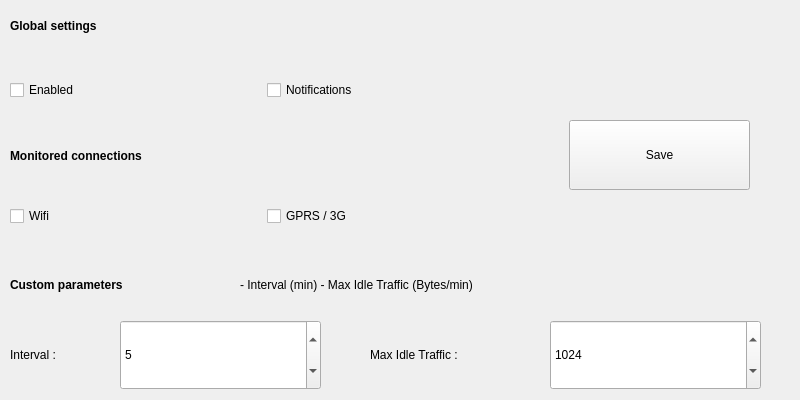
Above: src/uis/mainwindow.ui from abrisse/AutoDisconnect before the change. Below: the same form after it.
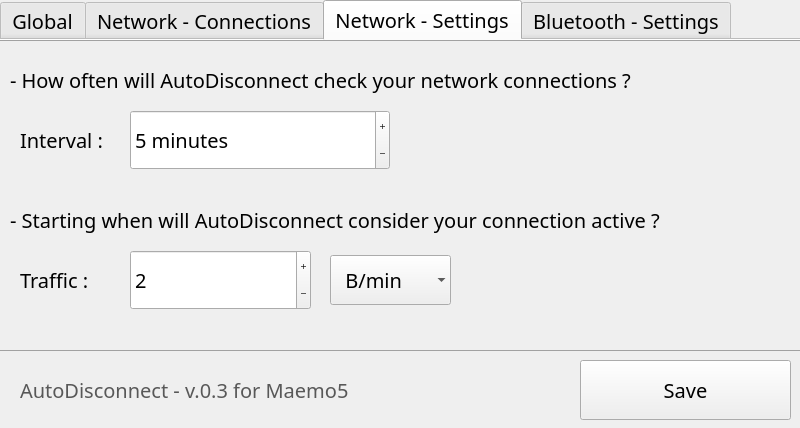
That is the form after the change. The open tabs and pages were chosen to show the change.

Patch:
```diff
--- a/src/uis/mainwindow.ui
+++ b/src/uis/mainwindow.ui
@@ -7,7 +7,7 @@
     <x>0</x>
     <y>0</y>
     <width>800</width>
-    <height>400</height>
+    <height>428</height>
    </rect>
   </property>
   <property name="windowTitle">
@@ -20,95 +20,327 @@
    <bool>true</bool>
   </property>
   <widget class="QWidget" name="centralwidget">
-   <widget class="QLabel" name="label_2">
-    <property name="geometry">
-     <rect>
-      <x>10</x>
-      <y>130</y>
-      <width>431</width>
-      <height>51</height>
-     </rect>
-    </property>
-    <property name="sizePolicy">
-     <sizepolicy hsizetype="Fixed" vsizetype="Fixed">
-      <horstretch>0</horstretch>
-      <verstretch>0</verstretch>
-     </sizepolicy>
-    </property>
-    <property name="font">
-     <font>
-      <weight>75</weight>
-      <bold>true</bold>
-     </font>
-    </property>
-    <property name="locale">
-     <locale language="English" country="UnitedStates"/>
-    </property>
-    <property name="text">
-     <string>Monitored connections</string>
-    </property>
-   </widget>
    <widget class="QPushButton" name="btnSave">
     <property name="geometry">
      <rect>
-      <x>569</x>
-      <y>120</y>
-      <width>181</width>
-      <height>70</height>
+      <x>580</x>
+      <y>360</y>
+      <width>211</width>
+      <height>60</height>
      </rect>
     </property>
+    <property name="font">
+     <font>
+      <family>Sans Serif</family>
+      <pointsize>15</pointsize>
+     </font>
+    </property>
+    <property name="autoFillBackground">
+     <bool>false</bool>
+    </property>
+    <property name="styleSheet">
+     <string notr="true"/>
+    </property>
     <property name="text">
      <string>Save</string>
     </property>
    </widget>
-   <widget class="QWidget" name="layoutWidget">
+   <widget class="QTabWidget" name="tabWidget">
     <property name="geometry">
      <rect>
+      <x>0</x>
+      <y>0</y>
+      <width>801</width>
+      <height>341</height>
+     </rect>
+    </property>
+    <property name="font">
+     <font>
+      <family>Sans Serif</family>
+      <pointsize>15</pointsize>
+     </font>
+    </property>
+    <property name="tabPosition">
+     <enum>QTabWidget::North</enum>
+    </property>
+    <property name="currentIndex">
+     <number>0</number>
+    </property>
+    <property name="elideMode">
+     <enum>Qt::ElideMiddle</enum>
+    </property>
+    <property name="usesScrollButtons">
+     <bool>true</bool>
+    </property>
+    <property name="documentMode">
+     <bool>true</bool>
+    </property>
+    <property name="tabsClosable">
+     <bool>false</bool>
+    </property>
+    <property name="movable">
+     <bool>false</bool>
+    </property>
+    <widget class="QWidget" name="tab">
+     <attribute name="title">
+      <string>Global</string>
+     </attribute>
+     <widget class="QCheckBox" name="chkNotifications">
+      <property name="geometry">
+       <rect>
       <x>10</x>
-      <y>180</y>
-      <width>508</width>
-      <height>72</height>
-     </rect>
-    </property>
-    <layout class="QHBoxLayout" name="horizontalLayout">
-     <property name="sizeConstraint">
-      <enum>QLayout::SetMinimumSize</enum>
-     </property>
-     <item>
+        <y>210</y>
+        <width>131</width>
+        <height>60</height>
+       </rect>
+      </property>
+      <property name="minimumSize">
+       <size>
+        <width>0</width>
+        <height>0</height>
+       </size>
+      </property>
+      <property name="font">
+       <font>
+        <pointsize>15</pointsize>
+        <weight>50</weight>
+        <bold>false</bold>
+       </font>
+      </property>
+      <property name="text">
+       <string>Yes</string>
+      </property>
+      <property name="checked">
+       <bool>false</bool>
+      </property>
+     </widget>
+     <widget class="QLabel" name="label_6">
+      <property name="geometry">
+       <rect>
+        <x>0</x>
+        <y>0</y>
+        <width>800</width>
+        <height>1</height>
+       </rect>
+      </property>
+      <property name="styleSheet">
+       <string notr="true">background-color:rgb(161, 161, 161)</string>
+      </property>
+      <property name="text">
+       <string/>
+      </property>
+     </widget>
+     <widget class="QLabel" name="label_12">
+      <property name="geometry">
+       <rect>
+        <x>10</x>
+        <y>10</y>
+        <width>591</width>
+        <height>60</height>
+       </rect>
+      </property>
+      <property name="font">
+       <font>
+        <family>Sans Serif</family>
+        <pointsize>15</pointsize>
+       </font>
+      </property>
+      <property name="text">
+       <string>- When should AutoDisconnect be active ?</string>
+      </property>
+     </widget>
+     <widget class="QRadioButton" name="radioEnabledAlways">
+      <property name="geometry">
+       <rect>
+        <x>10</x>
+        <y>70</y>
+        <width>101</width>
+        <height>60</height>
+       </rect>
+      </property>
+      <property name="font">
+       <font>
+        <pointsize>15</pointsize>
+       </font>
+      </property>
+      <property name="text">
+       <string>Always</string>
+      </property>
+     </widget>
+     <widget class="QRadioButton" name="radioEnabledNotCharging">
+      <property name="geometry">
+       <rect>
+        <x>130</x>
+        <y>70</y>
+        <width>401</width>
+        <height>60</height>
+       </rect>
+      </property>
+      <property name="font">
+       <font>
+        <pointsize>15</pointsize>
+       </font>
+      </property>
+      <property name="text">
+       <string>Only when the phone is not charging</string>
+      </property>
+     </widget>
+     <widget class="QRadioButton" name="radioEnabledNever">
+      <property name="geometry">
+       <rect>
+        <x>550</x>
+        <y>70</y>
+        <width>101</width>
+        <height>60</height>
+       </rect>
+      </property>
+      <property name="font">
+       <font>
+        <pointsize>15</pointsize>
+       </font>
+      </property>
+      <property name="text">
+       <string>Never</string>
+      </property>
+     </widget>
+     <widget class="QLabel" name="label_13">
+      <property name="geometry">
+       <rect>
+        <x>10</x>
+        <y>150</y>
+        <width>791</width>
+        <height>60</height>
+       </rect>
+      </property>
+      <property name="font">
+       <font>
+        <family>Sans Serif</family>
+        <pointsize>15</pointsize>
+       </font>
+      </property>
+      <property name="text">
+       <string>- Display notifications when AutoDisconnect is running / closing connections ?</string>
+      </property>
+     </widget>
+    </widget>
+    <widget class="QWidget" name="tab_2">
+     <attribute name="title">
+      <string>Network - Connections</string>
+     </attribute>
+     <widget class="QLabel" name="label_3">
+      <property name="geometry">
+       <rect>
+        <x>10</x>
+        <y>10</y>
+        <width>701</width>
+        <height>60</height>
+       </rect>
+      </property>
+      <property name="font">
+       <font>
+        <family>Sans Serif</family>
+        <pointsize>15</pointsize>
+       </font>
+      </property>
+      <property name="text">
+       <string>- Which connections do you want to check ?</string>
+      </property>
+     </widget>
       <widget class="QCheckBox" name="chkConnexionWLAN">
+      <property name="enabled">
+       <bool>true</bool>
+      </property>
+      <property name="geometry">
+       <rect>
+        <x>10</x>
+        <y>70</y>
+        <width>200</width>
+        <height>60</height>
+       </rect>
+      </property>
        <property name="minimumSize">
         <size>
-         <width>250</width>
-         <height>70</height>
-        </size>
-       </property>
+        <width>200</width>
+        <height>60</height>
+       </size>
+      </property>
+      <property name="font">
+       <font>
+        <family>Sans Serif</family>
+        <pointsize>15</pointsize>
+       </font>
+      </property>
        <property name="text">
         <string>Wifi</string>
        </property>
       </widget>
-     </item>
-     <item>
       <widget class="QCheckBox" name="chkConnexionGPRS">
+      <property name="geometry">
+       <rect>
+        <x>260</x>
+        <y>70</y>
+        <width>200</width>
+        <height>60</height>
+       </rect>
+      </property>
        <property name="minimumSize">
         <size>
-         <width>250</width>
-         <height>70</height>
-        </size>
-       </property>
+        <width>200</width>
+        <height>60</height>
+       </size>
+      </property>
+      <property name="font">
+       <font>
+        <family>Sans Serif</family>
+        <pointsize>15</pointsize>
+       </font>
+      </property>
        <property name="text">
         <string>GPRS / 3G</string>
        </property>
       </widget>
-     </item>
-    </layout>
-   </widget>
-   <widget class="QLabel" name="label_3">
+     <widget class="QLabel" name="label_8">
+      <property name="geometry">
+       <rect>
+        <x>0</x>
+        <y>0</y>
+        <width>800</width>
+        <height>1</height>
+       </rect>
+      </property>
+      <property name="styleSheet">
+       <string notr="true">background-color:rgb(161, 161, 161)</string>
+      </property>
+      <property name="text">
+       <string/>
+      </property>
+     </widget>
+     <widget class="QLabel" name="label_14">
     <property name="geometry">
      <rect>
       <x>10</x>
-      <y>250</y>
-      <width>231</width>
-      <height>70</height>
+        <y>150</y>
+        <width>691</width>
+        <height>60</height>
+       </rect>
+      </property>
+      <property name="font">
+       <font>
+        <family>Sans Serif</family>
+        <pointsize>15</pointsize>
+       </font>
+      </property>
+      <property name="text">
+       <string>- Do not close connections when the following services are running</string>
+      </property>
+     </widget>
+     <widget class="QCheckBox" name="chkExceptionSSH">
+      <property name="geometry">
+       <rect>
+        <x>10</x>
+        <y>210</y>
+        <width>271</width>
+        <height>60</height>
      </rect>
     </property>
     <property name="minimumSize">
@@ -119,75 +351,126 @@
     </property>
     <property name="font">
      <font>
-      <weight>75</weight>
-      <bold>true</bold>
-     </font>
-    </property>
-    <property name="locale">
-     <locale language="English" country="UnitedStates"/>
-    </property>
+        <family>Sans Serif</family>
+        <pointsize>15</pointsize>
+       </font>
+      </property>
     <property name="text">
-     <string>Custom parameters</string>
-    </property>
-   </widget>
-   <widget class="QSpinBox" name="spinInterval">
-    <property name="geometry">
-     <rect>
-      <x>120</x>
-      <y>320</y>
-      <width>201</width>
-      <height>70</height>
-     </rect>
-    </property>
-    <property name="sizePolicy">
-     <sizepolicy hsizetype="Fixed" vsizetype="Fixed">
-      <horstretch>0</horstretch>
-      <verstretch>0</verstretch>
-     </sizepolicy>
-    </property>
-    <property name="accelerated">
-     <bool>true</bool>
-    </property>
-    <property name="maximum">
-     <number>180</number>
-    </property>
-    <property name="value">
-     <number>5</number>
-    </property>
-   </widget>
-   <widget class="QLabel" name="label_4">
+       <string>SSH (client / server)</string>
+      </property>
+      <property name="checked">
+       <bool>false</bool>
+      </property>
+     </widget>
+    </widget>
+    <widget class="QWidget" name="tab_3">
+     <attribute name="title">
+      <string>Network - Settings</string>
+     </attribute>
+     <widget class="QLabel" name="label">
     <property name="geometry">
      <rect>
       <x>10</x>
-      <y>320</y>
-      <width>141</width>
-      <height>70</height>
-     </rect>
-    </property>
+        <y>10</y>
+        <width>691</width>
+        <height>60</height>
+       </rect>
+      </property>
+      <property name="font">
+       <font>
+        <family>Sans Serif</family>
+        <pointsize>15</pointsize>
+       </font>
+      </property>
     <property name="text">
-     <string>Interval :</string>
+       <string>- How often will AutoDisconnect check your network connections ?</string>
     </property>
    </widget>
    <widget class="QLabel" name="label_5">
     <property name="geometry">
      <rect>
-      <x>370</x>
-      <y>320</y>
-      <width>181</width>
-      <height>70</height>
-     </rect>
-    </property>
+        <x>20</x>
+        <y>210</y>
+        <width>71</width>
+        <height>60</height>
+       </rect>
+      </property>
+      <property name="font">
+       <font>
+        <family>Sans Serif</family>
+        <pointsize>15</pointsize>
+       </font>
+      </property>
     <property name="text">
-     <string>Max Idle Traffic :</string>
+       <string>Traffic :</string>
+      </property>
+     </widget>
+     <widget class="QLabel" name="label_4">
+      <property name="geometry">
+       <rect>
+        <x>20</x>
+        <y>70</y>
+        <width>141</width>
+        <height>60</height>
+       </rect>
+      </property>
+      <property name="font">
+       <font>
+        <family>Sans Serif</family>
+        <pointsize>15</pointsize>
+       </font>
+      </property>
+      <property name="text">
+       <string>Interval :</string>
+      </property>
+     </widget>
+     <widget class="QSpinBox" name="spinInterval">
+      <property name="geometry">
+       <rect>
+        <x>130</x>
+        <y>70</y>
+        <width>260</width>
+        <height>60</height>
+       </rect>
+      </property>
+      <property name="sizePolicy">
+       <sizepolicy hsizetype="Fixed" vsizetype="Fixed">
+        <horstretch>0</horstretch>
+        <verstretch>0</verstretch>
+       </sizepolicy>
+      </property>
+      <property name="font">
+       <font>
+        <family>Sans Serif</family>
+        <pointsize>15</pointsize>
+       </font>
+      </property>
+      <property name="buttonSymbols">
+       <enum>QAbstractSpinBox::PlusMinus</enum>
+      </property>
+      <property name="accelerated">
+       <bool>true</bool>
+      </property>
+      <property name="suffix">
+       <string> minutes</string>
+      </property>
+      <property name="minimum">
+       <number>1</number>
+      </property>
+      <property name="maximum">
+       <number>180</number>
+      </property>
+      <property name="value">
+       <number>5</number>
     </property>
    </widget>
    <widget class="QSpinBox" name="spinMinBytes">
     <property name="geometry">
      <rect>
-      <x>550</x>
-      <y>320</y>
-      <width>211</width>
-      <height>70</height>
+        <x>130</x>
+        <y>210</y>
+        <width>181</width>
+        <height>60</height>
      </rect>
     </property>
     <property name="sizePolicy">
@@ -196,29 +479,160 @@
       <verstretch>0</verstretch>
      </sizepolicy>
     </property>
+      <property name="font">
+       <font>
+        <family>Sans Serif</family>
+        <pointsize>15</pointsize>
+       </font>
+      </property>
+      <property name="buttonSymbols">
+       <enum>QAbstractSpinBox::PlusMinus</enum>
+      </property>
     <property name="accelerated">
      <bool>true</bool>
     </property>
     <property name="minimum">
-     <number>0</number>
+       <number>1</number>
     </property>
     <property name="maximum">
-     <number>99999</number>
+       <number>1023</number>
     </property>
     <property name="singleStep">
      <number>10</number>
     </property>
     <property name="value">
-     <number>1024</number>
-    </property>
-   </widget>
-   <widget class="QLabel" name="label_6">
+       <number>2</number>
+      </property>
+     </widget>
+     <widget class="QLabel" name="label_7">
     <property name="geometry">
      <rect>
       <x>10</x>
+        <y>145</y>
+        <width>721</width>
+        <height>70</height>
+       </rect>
+      </property>
+      <property name="font">
+       <font>
+        <family>Sans Serif</family>
+        <pointsize>15</pointsize>
+       </font>
+      </property>
+      <property name="text">
+       <string>- Starting when will AutoDisconnect consider your connection active ?</string>
+      </property>
+     </widget>
+     <widget class="QLabel" name="label_9">
+      <property name="geometry">
+       <rect>
+        <x>0</x>
       <y>0</y>
-      <width>431</width>
-      <height>51</height>
+        <width>800</width>
+        <height>1</height>
+       </rect>
+      </property>
+      <property name="styleSheet">
+       <string notr="true">background-color:rgb(161, 161, 161)</string>
+      </property>
+      <property name="text">
+       <string/>
+      </property>
+     </widget>
+     <widget class="QComboBox" name="unitList">
+      <property name="geometry">
+       <rect>
+        <x>330</x>
+        <y>215</y>
+        <width>121</width>
+        <height>50</height>
+       </rect>
+      </property>
+      <property name="font">
+       <font>
+        <family>Sans Serif</family>
+        <pointsize>15</pointsize>
+       </font>
+      </property>
+      <property name="frame">
+       <bool>false</bool>
+      </property>
+      <item>
+       <property name="text">
+        <string>  B/min</string>
+       </property>
+      </item>
+      <item>
+       <property name="text">
+        <string>  KB/min</string>
+       </property>
+      </item>
+      <item>
+       <property name="text">
+        <string>  MB/min</string>
+       </property>
+      </item>
+     </widget>
+    </widget>
+    <widget class="QWidget" name="tab_4">
+     <attribute name="title">
+      <string>Bluetooth - Settings</string>
+     </attribute>
+     <widget class="QLabel" name="label_15">
+      <property name="geometry">
+       <rect>
+        <x>10</x>
+        <y>10</y>
+        <width>791</width>
+        <height>60</height>
+       </rect>
+      </property>
+      <property name="font">
+       <font>
+        <family>Sans Serif</family>
+        <pointsize>15</pointsize>
+       </font>
+      </property>
+      <property name="text">
+       <string>- Disable the Bluetooth if no device is connected</string>
+      </property>
+     </widget>
+     <widget class="QCheckBox" name="chkBluetooth">
+      <property name="geometry">
+       <rect>
+        <x>10</x>
+        <y>70</y>
+        <width>131</width>
+        <height>60</height>
+       </rect>
+      </property>
+      <property name="minimumSize">
+       <size>
+        <width>0</width>
+        <height>0</height>
+       </size>
+      </property>
+      <property name="font">
+       <font>
+        <pointsize>15</pointsize>
+        <weight>50</weight>
+        <bold>false</bold>
+       </font>
+      </property>
+      <property name="text">
+       <string>Yes</string>
+      </property>
+      <property name="checked">
+       <bool>false</bool>
+      </property>
+     </widget>
+     <widget class="QSpinBox" name="spinIntervalBluetooth">
+      <property name="geometry">
+       <rect>
+        <x>130</x>
+        <y>210</y>
+        <width>260</width>
+        <height>60</height>
      </rect>
     </property>
     <property name="sizePolicy">
@@ -229,84 +643,124 @@
     </property>
     <property name="font">
      <font>
-      <weight>75</weight>
-      <bold>true</bold>
-     </font>
-    </property>
-    <property name="locale">
-     <locale language="English" country="UnitedStates"/>
-    </property>
-    <property name="text">
-     <string>Global settings</string>
-    </property>
-   </widget>
-   <widget class="QWidget" name="horizontalLayoutWidget">
+        <family>Sans Serif</family>
+        <pointsize>15</pointsize>
+       </font>
+      </property>
+      <property name="buttonSymbols">
+       <enum>QAbstractSpinBox::PlusMinus</enum>
+      </property>
+      <property name="accelerated">
+       <bool>true</bool>
+      </property>
+      <property name="suffix">
+       <string> minutes</string>
+      </property>
+      <property name="minimum">
+       <number>1</number>
+      </property>
+      <property name="maximum">
+       <number>180</number>
+      </property>
+      <property name="value">
+       <number>5</number>
+      </property>
+     </widget>
+     <widget class="QLabel" name="label_16">
     <property name="geometry">
      <rect>
       <x>10</x>
-      <y>50</y>
-      <width>508</width>
-      <height>80</height>
-     </rect>
-    </property>
-    <layout class="QHBoxLayout" name="horizontalLayout_2">
-     <item>
-      <widget class="QCheckBox" name="chkEnabled">
-       <property name="minimumSize">
-        <size>
-         <width>250</width>
-         <height>70</height>
-        </size>
-       </property>
+        <y>150</y>
+        <width>641</width>
+        <height>60</height>
+       </rect>
+      </property>
        <property name="font">
         <font>
-         <weight>50</weight>
-         <bold>false</bold>
+        <family>Sans Serif</family>
+        <pointsize>15</pointsize>
         </font>
        </property>
        <property name="text">
-        <string>Enabled</string>
-       </property>
-       <property name="checked">
-        <bool>false</bool>
-       </property>
-      </widget>
-     </item>
-     <item>
-      <widget class="QCheckBox" name="chkNotifications">
-       <property name="minimumSize">
-        <size>
-         <width>250</width>
-         <height>70</height>
-        </size>
+       <string>- How often will AutoDisconnect check your bluetooth status ?</string>
+      </property>
+     </widget>
+     <widget class="QLabel" name="label_18">
+      <property name="geometry">
+       <rect>
+        <x>20</x>
+        <y>210</y>
+        <width>141</width>
+        <height>60</height>
+       </rect>
        </property>
        <property name="font">
         <font>
-         <weight>50</weight>
-         <bold>false</bold>
+        <family>Sans Serif</family>
+        <pointsize>15</pointsize>
         </font>
        </property>
        <property name="text">
-        <string>Notifications</string>
-       </property>
-       <property name="checked">
-        <bool>false</bool>
-       </property>
-      </widget>
-     </item>
-    </layout>
-   </widget>
-   <widget class="QLabel" name="label">
+       <string>Interval :</string>
+      </property>
+     </widget>
+     <widget class="QLabel" name="label_19">
+      <property name="geometry">
+       <rect>
+        <x>0</x>
+        <y>0</y>
+        <width>800</width>
+        <height>1</height>
+       </rect>
+      </property>
+      <property name="styleSheet">
+       <string notr="true">background-color:rgb(161, 161, 161)</string>
+      </property>
+      <property name="text">
+       <string/>
+      </property>
+     </widget>
+    </widget>
+   </widget>
+   <widget class="QLabel" name="label_2">
     <property name="geometry">
      <rect>
-      <x>240</x>
-      <y>250</y>
-      <width>511</width>
-      <height>70</height>
+      <x>20</x>
+      <y>360</y>
+      <width>521</width>
+      <height>60</height>
      </rect>
     </property>
+    <property name="font">
+     <font>
+      <family>Sans Serif</family>
+      <pointsize>15</pointsize>
+     </font>
+    </property>
+    <property name="autoFillBackground">
+     <bool>false</bool>
+    </property>
+    <property name="styleSheet">
+     <string notr="true">color: rgb(88, 88, 88);</string>
+    </property>
     <property name="text">
-     <string>- Interval (min) - Max Idle Traffic (Bytes/min)</string>
+     <string>AutoDisconnect - v.0.3 for Maemo5</string>
+    </property>
+   </widget>
+   <widget class="QLabel" name="label_10">
+    <property name="geometry">
+     <rect>
+      <x>0</x>
+      <y>350</y>
+      <width>800</width>
+      <height>1</height>
+     </rect>
+    </property>
+    <property name="styleSheet">
+     <string notr="true">background-color:rgb(161, 161, 161)</string>
+    </property>
+    <property name="text">
+     <string/>
     </property>
    </widget>
   </widget>
```
Left out of the diff: 4 changed lines with no effect on the pictures. Lines whose indentation alone changed are shown as unchanged.
